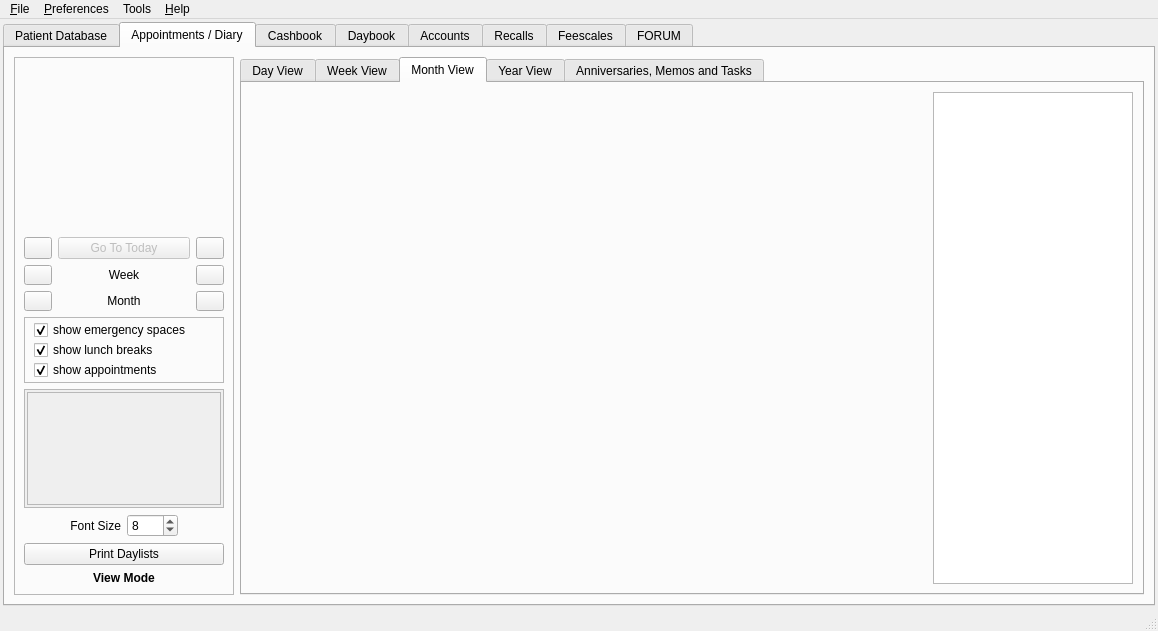
Before: the Qt Designer form src/openmolar/qt-designer/main.ui in rowinggolfer/openmolar1, drawn with Qt 5.
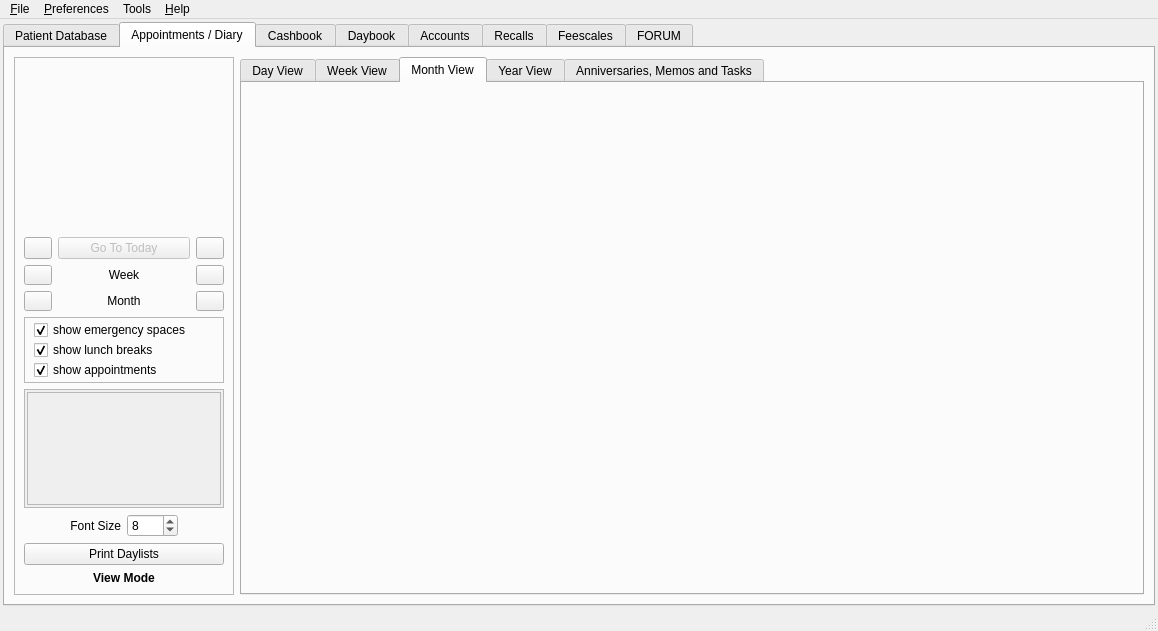
After: the same form once the commit is applied. The open tabs and pages were chosen to show the change. Icons and pictures are not drawn.

Commit message: custom month calendar

The edit to the form file:
```diff
--- a/src/openmolar/qt-designer/main.ui
+++ b/src/openmolar/qt-designer/main.ui
@@ -4553,22 +4553,6 @@
                   </property>
                  </widget>
                 </item>
-                <item>
-                 <widget class="QTextBrowser" name="monthView_textBrowser">
-                  <property name="sizePolicy">
-                   <sizepolicy hsizetype="Preferred" vsizetype="Expanding">
-                    <horstretch>0</horstretch>
-                    <verstretch>0</verstretch>
-                   </sizepolicy>
-                  </property>
-                  <property name="maximumSize">
-                   <size>
-                    <width>200</width>
-                    <height>16777215</height>
-                   </size>
-                  </property>
-                 </widget>
-                </item>
                </layout>
               </widget>
               <widget class="QWidget" name="tab_13">
```
Left out of the diff: 24 changed lines with no effect on the pictures. The commit also changes 6 other files.
